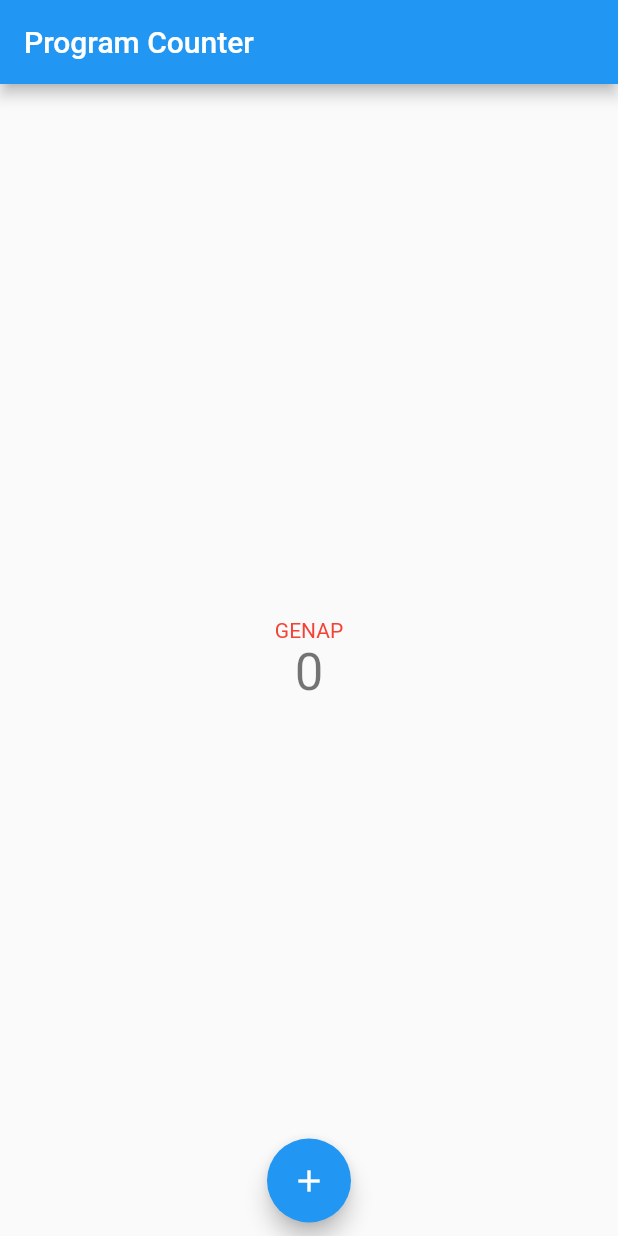
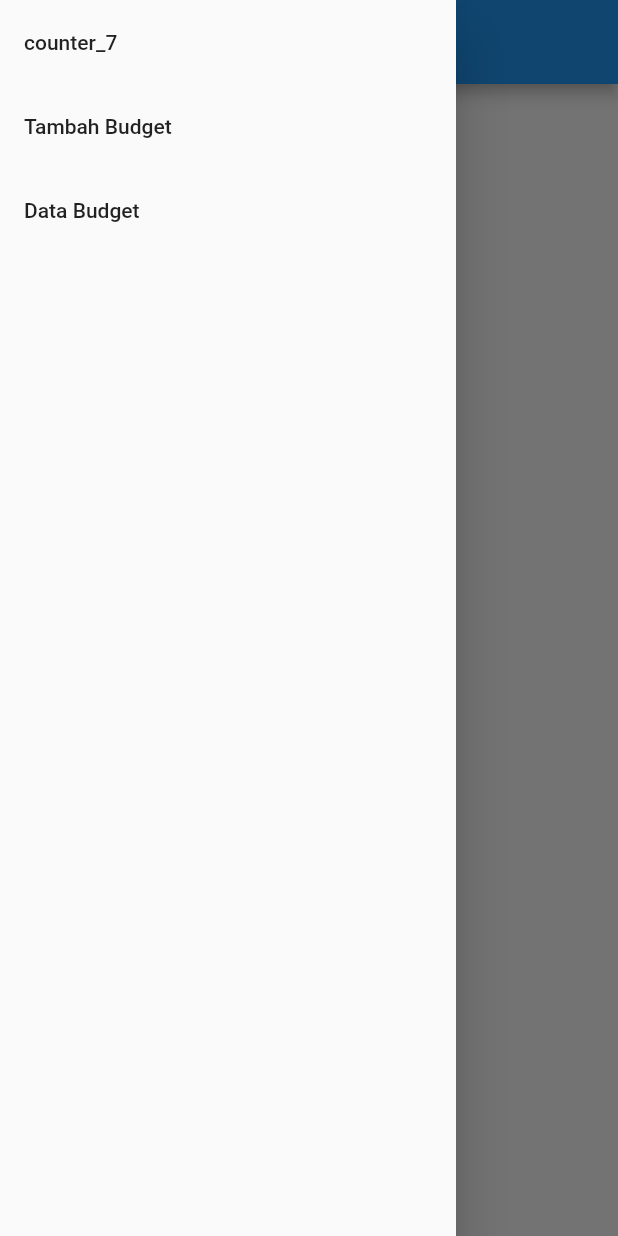
Before and after one commit to vaniaazr/pbp-flutter-lab, a Flutter app: the screen it shows after launch, with the side drawer open (before the commit the screen has no drawer), on a phone screen of 412 x 824 dp. Run offline on Flutter 3.47's test engine with Material 2 defaults, Android fonts, the phone set to English and light mode, and no system bars.

Commit message:
Finish Tugas 8

```diff
--- /dev/null
+++ b/lib/budget.dart
@@ -0,0 +1,11 @@
+class Budget {
+  const Budget(this.judul, this.nominal, this.jenis, this.date);
+  final String judul;
+  final int nominal;
+  final String jenis;
+  final DateTime date;
+}
+
+class ListBudget {
+  static List<Budget> budgetList = [];
+}
--- /dev/null
+++ b/lib/drawer.dart
@@ -0,0 +1,50 @@
+import 'package:flutter/material.dart';
+import 'package:counter_7/main.dart';
+import 'package:counter_7/form.dart';
+import 'package:counter_7/data_budget.dart';
+
+class MyDrawer extends StatefulWidget {
+  const MyDrawer({super.key});
+
+  @override
+  State<MyDrawer> createState() => _MyDrawerState();
+}
+
+class _MyDrawerState extends State<MyDrawer> {
+  @override
+  Widget build(BuildContext context) {
+    return Drawer(
+      child: Column(
+        children: [
+          ListTile(
+            title: const Text('counter_7'),
+            onTap: () {
+              Navigator.pushReplacement(
+                context,
+                MaterialPageRoute(builder: (context) => const MyHomePage()),
+              );
+            },
+          ),
+          ListTile(
+            title: const Text('Tambah Budget'),
+            onTap: () {
+              Navigator.pushReplacement(
+                context,
+                MaterialPageRoute(builder: (context) => const MyFormPage()),
+              );
+            },
+          ),
+          ListTile(
+            title: const Text('Data Budget'),
+            onTap: () {
+              Navigator.pushReplacement(
+                context,
+                MaterialPageRoute(builder: (context) => const MyDataPage()),
+              );
+            },
+          ),
+        ],
+      ),
+    );
+  }
+}
--- a/lib/main.dart
+++ b/lib/main.dart
@@ -1,4 +1,5 @@
 import 'package:flutter/material.dart';
+import 'package:counter_7/drawer.dart';
 
 void main() {
   runApp(const MyApp());
@@ -7,7 +8,6 @@ void main() {
 class MyApp extends StatelessWidget {
   const MyApp({super.key});
 
-  // This widget is the root of your application.
   @override
   Widget build(BuildContext context) {
     return MaterialApp(
@@ -15,14 +15,14 @@ class MyApp extends StatelessWidget {
       theme: ThemeData(
         primarySwatch: Colors.blue,
       ),
-      home: const MyHomePage(title: 'Program Counter'),
+      home: const MyHomePage(),
     );
   }
 }
 
 class MyHomePage extends StatefulWidget {
-  const MyHomePage({super.key, required this.title});
-  final String title;
+  const MyHomePage({super.key});
+  final String title = 'Program Counter';
 
   @override
   State<MyHomePage> createState() => _MyHomePageState();
@@ -49,6 +49,7 @@ class _MyHomePageState extends State<MyHomePage> {
         appBar: AppBar(
           title: Text(widget.title),
         ),
+        drawer: const MyDrawer(),
         body: Center(
           child: Column(
             mainAxisAlignment: MainAxisAlignment.center,
@@ -73,7 +74,7 @@ class _MyHomePageState extends State<MyHomePage> {
         ),
         floatingActionButtonLocation: FloatingActionButtonLocation.centerDocked,
         floatingActionButton: Padding(
-          padding: const EdgeInsets.all(9.0),
+          padding: const EdgeInsets.all(10.0),
           child: Row(
             mainAxisAlignment: MainAxisAlignment.center,
             children: [
```
Also changed, not shown: lib/data_budget.dart (added, +73 -0 lines), lib/form.dart (added, +218 -0 lines), 1 other file.
